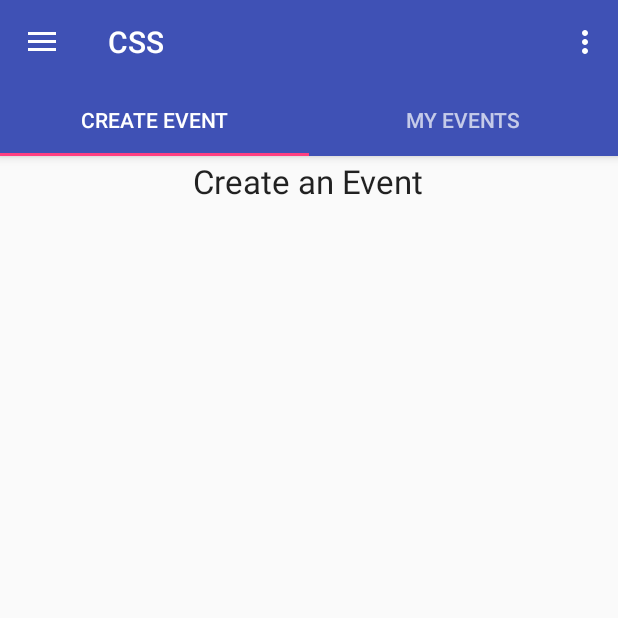
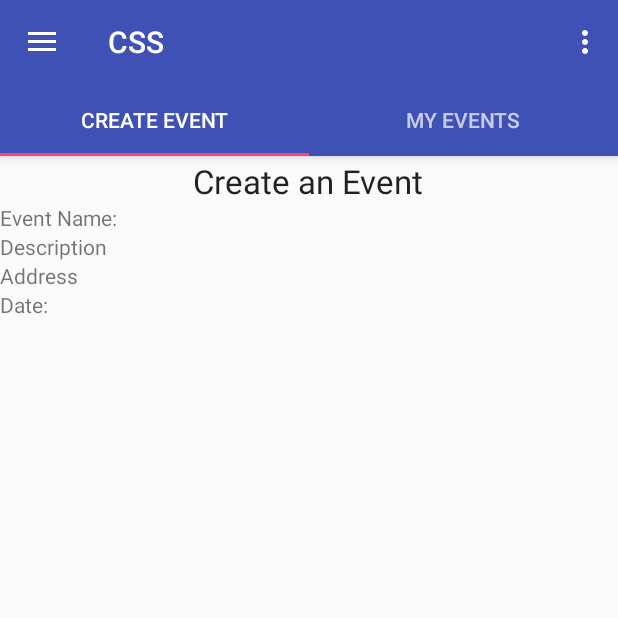
Before and after one commit to debkbanerji/CommunityServiceSearch, an Android app: the screen it shows after launch (MainActivity), on a phone screen of 412 x 824 dp, the top half of it. Run offline under Robolectric (Android 15) with nearby library versions, the phone set to English and light mode, and no system bars; libraries missing offline, so code that uses them is left out: com.firebase.client; 4 statements that could not run were skipped.

Commit message:
Create Event Page layout

```diff
--- a/CSS/CSS/app/src/main/res/layout/fragment_create_event.xml
+++ b/CSS/CSS/app/src/main/res/layout/fragment_create_event.xml
@@ -16,4 +16,41 @@
         android:layout_gravity="center_horizontal|top"
         android:layout_alignParentTop="true"
         android:layout_centerHorizontal="true" />
+
+    <TextView
+        android:layout_width="wrap_content"
+        android:layout_height="wrap_content"
+        android:text="Event Name:"
+        android:id="@+id/textView3"
+        android:layout_below="@+id/textView2"
+        android:layout_alignParentLeft="true"
+        android:layout_alignParentStart="true" />
+
+    <TextView
+        android:layout_width="wrap_content"
+        android:layout_height="wrap_content"
+        android:text="Description"
+        android:id="@+id/textView4"
+        android:layout_below="@+id/textView3"
+        android:layout_alignParentLeft="true"
+        android:layout_alignParentStart="true" />
+
+    <TextView
+        android:layout_width="wrap_content"
+        android:layout_height="wrap_content"
+        android:text="Address"
+        android:id="@+id/textView5"
+        android:layout_below="@+id/textView4"
+        android:layout_alignParentLeft="true"
+        android:layout_alignParentStart="true" />
+
+    <TextView
+        android:layout_width="wrap_content"
+        android:layout_height="wrap_content"
+        android:text="Date:"
+        android:id="@+id/textView6"
+        android:layout_below="@+id/textView5"
+        android:layout_alignParentLeft="true"
+        android:layout_alignParentStart="true" />
+
 </RelativeLayout>
```
